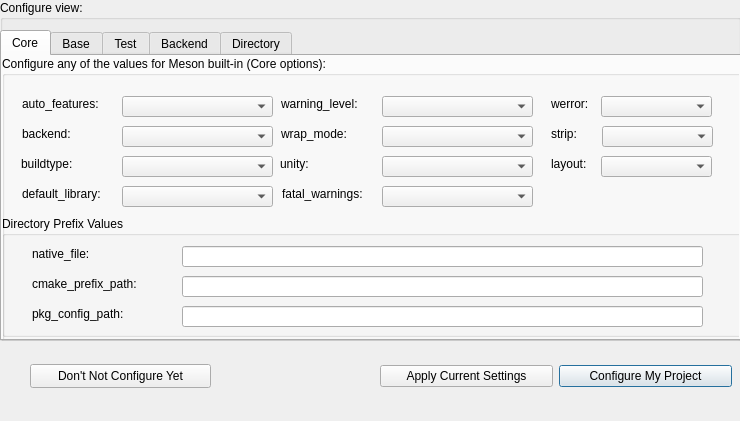
First picture: the form in data/mesonui-layout/activity_conf.ui, repository dreamer-coding-555/old-meson-ui, before the edit.
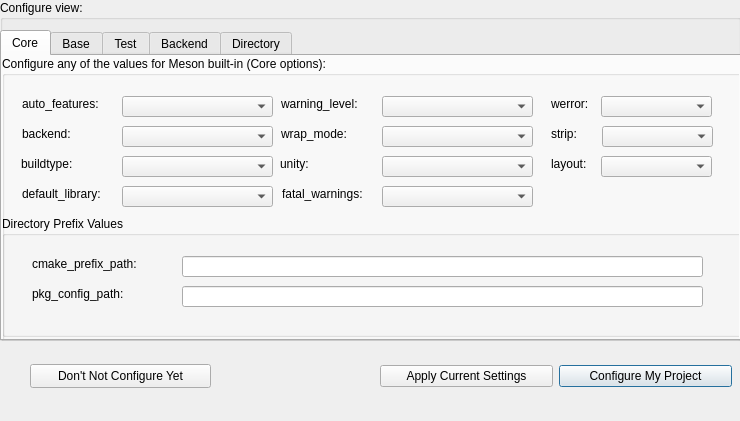
Second picture: the form after the edit.

Commit message: rm native file from path list

Diff of the .ui file:
```diff
--- a/data/mesonui-layout/activity_conf.ui
+++ b/data/mesonui-layout/activity_conf.ui
@@ -339,7 +339,7 @@
         <property name="geometry">
          <rect>
           <x>180</x>
-          <y>60</y>
+          <y>40</y>
           <width>521</width>
           <height>21</height>
          </rect>
@@ -355,7 +355,7 @@
         <property name="geometry">
          <rect>
           <x>30</x>
-          <y>60</y>
+          <y>40</y>
           <width>141</width>
           <height>16</height>
          </rect>
@@ -371,7 +371,7 @@
         <property name="geometry">
          <rect>
           <x>30</x>
-          <y>90</y>
+          <y>70</y>
           <width>131</width>
           <height>16</height>
          </rect>
@@ -387,7 +387,7 @@
         <property name="geometry">
          <rect>
           <x>180</x>
-          <y>90</y>
+          <y>70</y>
           <width>521</width>
           <height>21</height>
          </rect>
@@ -399,38 +399,6 @@
          <string/>
         </property>
        </widget>
-       <widget class="QLineEdit" name="edit_native_file">
-        <property name="geometry">
-         <rect>
-          <x>180</x>
-          <y>30</y>
-          <width>521</width>
-          <height>21</height>
-         </rect>
-        </property>
-        <property name="styleSheet">
-         <string notr="true"/>
-        </property>
-        <property name="text">
-         <string/>
-        </property>
-       </widget>
-       <widget class="QLabel" name="label_17">
-        <property name="geometry">
-         <rect>
-          <x>30</x>
-          <y>30</y>
-          <width>141</width>
-          <height>16</height>
-         </rect>
-        </property>
-        <property name="styleSheet">
-         <string notr="true"/>
-        </property>
-        <property name="text">
-         <string>native_file:</string>
-        </property>
-       </widget>
       </widget>
       <widget class="QLabel" name="label_2">
        <property name="geometry">
```
The commit also changes 3 other files.
